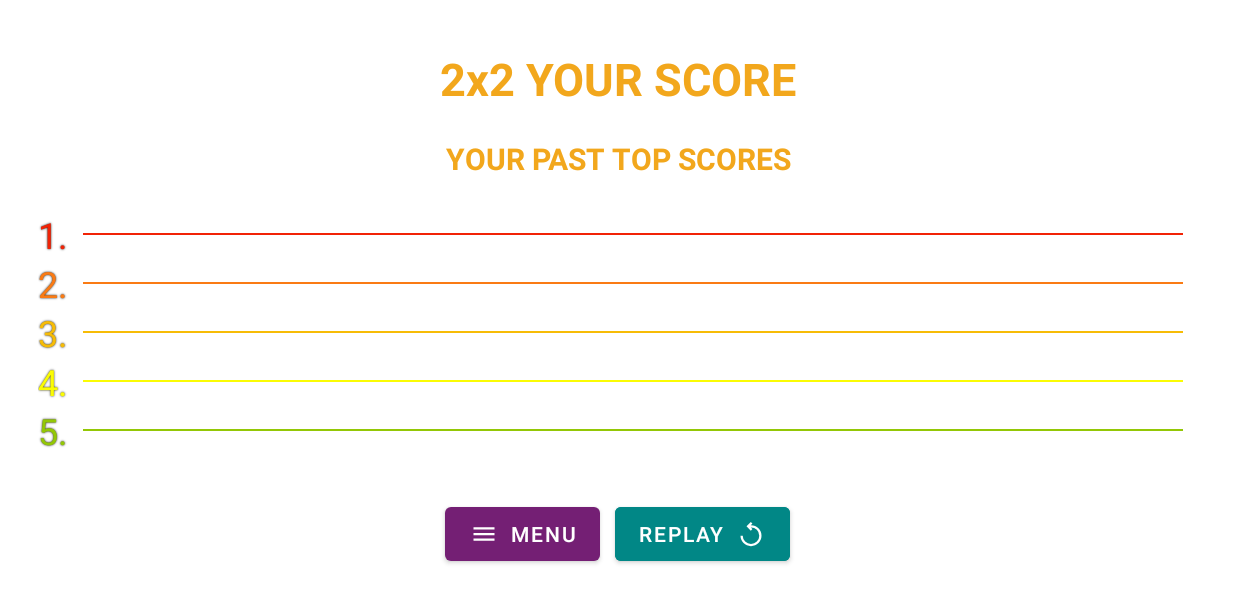
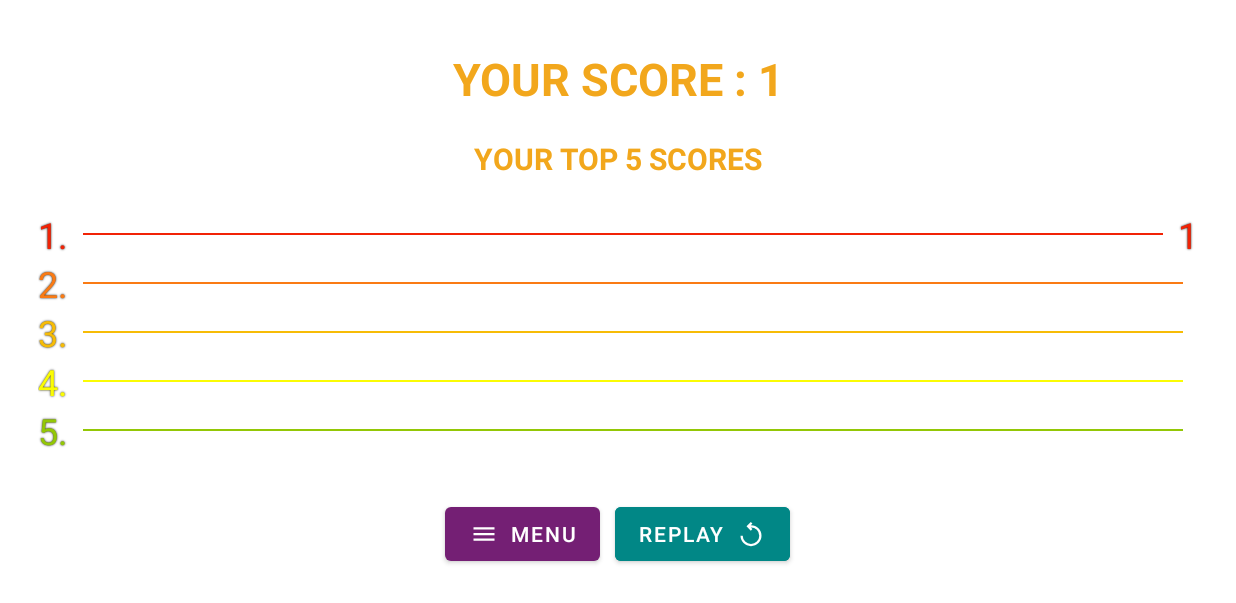
Before and after one commit to MolerEmeric/VengaRun, an Android app: the GameActivity screen opened directly, with no data from a screen before it, after a tap on "BUTTON", on a phone screen of 824 x 412 dp (held sideways). Shown: the top 603 px of the screen. Run offline under Robolectric (Android 15) with nearby library versions, the phone set to English and light mode, and no system bars; 3 statements that could not run were skipped.

Commit message:
fix scores

```diff
--- a/app/src/main/java/com/venga/vengarubik/activities/GameActivity.kt
+++ b/app/src/main/java/com/venga/vengarubik/activities/GameActivity.kt
@@ -17,6 +17,7 @@ import android.widget.*
 import androidx.appcompat.app.AppCompatActivity
 import com.venga.vengarubik.R
 import com.venga.vengarubik.models.Obstacle
+import com.venga.vengarubik.models.ScoreManager
 import kotlin.math.abs
 import kotlin.properties.Delegates
 
@@ -202,10 +203,11 @@ class GameActivity : AppCompatActivity(), SensorEventListener {
     // region Utilitaries
     private fun win(){
         mChronometer.stop()
-
         val timeLong = (SystemClock.elapsedRealtime() - mChronometer.base)
-        val time = (timeLong) / 1000
+        val time = ((timeLong) / 1000).toInt()
+        ScoreManager.addScore(time)
         val intent = Intent(this, ScoreActivity::class.java)
+        intent.putExtra("actualScore", time)
         startActivity(intent)
     }
     // endregion
--- a/app/src/main/java/com/venga/vengarubik/activities/ScoreActivity.kt
+++ b/app/src/main/java/com/venga/vengarubik/activities/ScoreActivity.kt
@@ -5,6 +5,7 @@ import android.media.AudioAttributes
 import android.media.SoundPool
 import android.os.Bundle
 import android.widget.Button
+import android.widget.TextView
 import androidx.appcompat.app.AppCompatActivity
 import com.venga.vengarubik.R
 import com.venga.vengarubik.models.ScoreManager
@@ -22,9 +23,11 @@ class ScoreActivity : AppCompatActivity() {
 
         val btnBackward = soundPool.load(this, R.raw.btn_backward, 1)
         val startGame = soundPool.load(this, R.raw.start_game, 1)
+        val actualScore = intent.getIntExtra("actualScore", -1)
+        findViewById<TextView>(R.id.titleText).text = "${getString(R.string.your_score)} : $actualScore"
+        findViewById<TextView>(R.id.scoresText).text = getString(R.string.top_scores)
 
-
-        val scores = ScoreManager().getInstance()?.getScore();
+        val scores = ScoreManager.scores;
         val timeScoreIdMap = mapOf(
             1 to R.id.timeScore1,
             2 to R.id.timeScore2,
@@ -33,10 +36,12 @@ class ScoreActivity : AppCompatActivity() {
             5 to R.id.timeScore5
         )
 
-        /*for (i in 0 until 5) {
-            findViewById<TextView>(timeScoreIdMap[i + 1]!!).text = "${scores?.get(i)}"
-            findViewById<TextView>(timeScoreIdMap[i + 1]!!).text = "${scores?.get(i)}"
-        }*/
+        for (i in 0 until min(5, scores.size)) {
+            println(scores[i])
+            findViewById<TextView>(timeScoreIdMap[i + 1]!!).text = "${scores[i]}"
+            findViewById<TextView>(timeScoreIdMap[i + 1]!!).text = "${scores[i]}"
+        }
+
 
         findViewById<Button>(R.id.menuButton).setOnClickListener{
             soundPool.play(btnBackward, 1f, 1f, 0, 0, 1f)
@@ -49,7 +54,7 @@ class ScoreActivity : AppCompatActivity() {
             soundPool.play(startGame, 1f, 1f, 0, 0, 1f)
         }
 
-   }
+    }
 
     override fun onDestroy() {
         super.onDestroy()
--- a/app/src/main/java/com/venga/vengarubik/models/ScoreManager.kt
+++ b/app/src/main/java/com/venga/vengarubik/models/ScoreManager.kt
@@ -1,42 +1,10 @@
 package com.venga.vengarubik.models
 
-class ScoreManager {
-
-    @Volatile
-    private var INSTANCE: ScoreManager? = null
-
-    private val scores: MutableList<Int> = mutableListOf(3,1,2)
-    private var pos =0
-
-    fun getInstance(): ScoreManager? {
-        if (INSTANCE == null) {
-            synchronized(this) {
-                if (INSTANCE == null) {
-                    INSTANCE = ScoreManager()
-                }
-            }
-        }
-        return INSTANCE
-    }
-
-    fun getScore(): MutableList<Int> {
-        return scores
-    }
+object ScoreManager {
+    var scores: ArrayList<Int> = ArrayList()
 
     fun addScore(score : Int) {
-        if (scores.size < 5){
-            scores[pos] = score
-            pos ++
-            scores.sort()
-        }
-        else{
-            for (i in scores){
-                if (score < scores[i]){
-                    scores[i] = score
-                    break
-                }
-            }
-        }
+        scores.add(score)
+        scores = ArrayList(scores.sorted().take(5))
     }
-
 }
--- a/app/src/main/res/layout/activity_score.xml
+++ b/app/src/main/res/layout/activity_score.xml
@@ -14,7 +14,7 @@
         android:layout_marginTop="32dp"
         android:layout_marginRight="10dp"
         android:gravity="center"
-        android:text="2x2 YOUR SCORE"
+        android:text="YOUR SCORE"
         android:textAlignment="center"
         android:textColor="@color/orange"
         android:textSize="30sp"
@@ -32,7 +32,7 @@
         android:layout_marginLeft="10dp"
         android:layout_marginRight="10dp"
         android:gravity="center"
-        android:text="YOUR PAST TOP SCORES"
+        android:text="YOUR TOP 5 SCORES"
         android:textAlignment="center"
         android:textColor="@color/orange"
         android:textSize="20sp"
--- a/app/src/main/res/values/strings.xml
+++ b/app/src/main/res/values/strings.xml
@@ -17,7 +17,7 @@
     <string name="extreme">Extreme (4x4)</string>
     <string name="inaccessible_database">NO INTERNET CONNECTION</string>
     <string name="your_score">YOUR SCORE</string>
-    <string name="top_scores">YOUR PAST TOP SCORES</string>
+    <string name="top_scores">YOUR TOP 5 SCORES</string>
     <string name="worse_feedback">YOU CAN DO BETTER!</string>
     <string name="better_feedback">NICE! YOU BEAT YOUR TOP SCORE</string>
     <string name="menu">menu</string>
```
Also changed, not shown: 4 other files.
